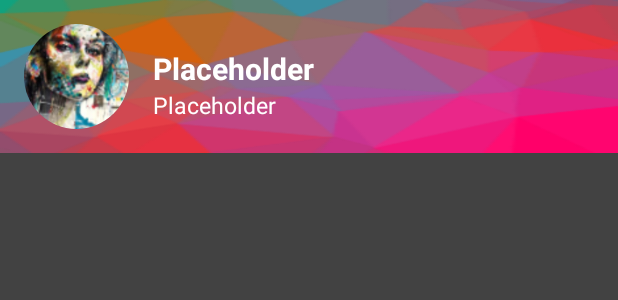
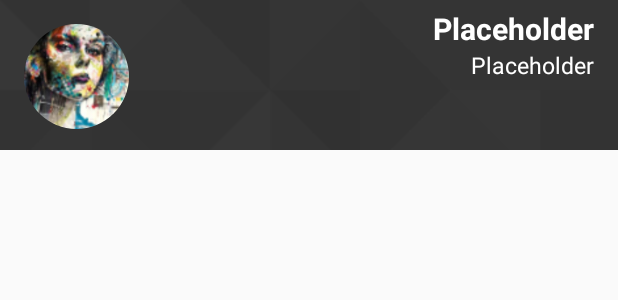
Before and after one commit to Oyzuu/Beat_Share, an Android app: the layout drawer_header.xml on its own in the app's theme, with its tools: preview values and no code run, on a phone screen of 412 x 824 dp. Shown: the top 300 px of the screen. Run offline under Robolectric (Android 15) with nearby library versions, the phone set to English and light mode, and no system bars.

Commit message:
Drawer, bugfix fragment on phone

```diff
--- a/app/src/main/java/be/omnuzel/beatshare/controller/fragments/LogInFragment.java
+++ b/app/src/main/java/be/omnuzel/beatshare/controller/fragments/LogInFragment.java
@@ -42,10 +42,4 @@ public class LogInFragment extends Fragment {
     public View onCreateView(LayoutInflater inflater, ViewGroup container, Bundle savedInstanceState) {
         return inflater.inflate(R.layout.frag_login, container, false);
     }
-
-    @Override
-    public void onPause() {
-        super.onPause();
-        callback.flushLogInForm();
-    }
 }
--- a/app/src/main/java/be/omnuzel/beatshare/controller/fragments/SignUpFragment.java
+++ b/app/src/main/java/be/omnuzel/beatshare/controller/fragments/SignUpFragment.java
@@ -39,10 +39,4 @@ SignUpFragment extends Fragment {
     public View onCreateView(LayoutInflater inflater, ViewGroup container, Bundle savedInstanceState) {
         return inflater.inflate(R.layout.frag_signup, container, false);
     }
-
-    @Override
-    public void onPause() {
-        super.onPause();
-        callback.flushSignUpForm();
-    }
 }
--- a/app/src/main/res/layout/activity_main.xml
+++ b/app/src/main/res/layout/activity_main.xml
@@ -9,6 +9,7 @@
     android:paddingLeft="@dimen/activity_horizontal_margin"
     android:paddingRight="@dimen/activity_horizontal_margin"
     android:paddingTop="@dimen/activity_vertical_margin"
-    tools:context=".controller.activities.MainActivity">
+    tools:context=".controller.activities.MainActivity"
+    android:background="@drawable/appbg">
 
 </RelativeLayout>
--- a/app/src/main/res/layout/drawer_header.xml
+++ b/app/src/main/res/layout/drawer_header.xml
@@ -1,41 +1,50 @@
 <?xml version="1.0" encoding="utf-8"?>
-<LinearLayout
-xmlns:android="http://schemas.android.com/apk/res/android"
+<LinearLayout xmlns:android="http://schemas.android.com/apk/res/android"
     android:layout_width="match_parent"
-    android:layout_height="102dp"
-    android:background="@drawable/header_bg"
+    android:layout_height="100dp"
+    xmlns:app="http://schemas.android.com/apk/res-auto"
     android:layout_alignParentStart="true"
-    android:layout_alignParentBottom="true">
+    android:layout_alignParentBottom="true"
+    android:background="@drawable/appbg">
 
     <de.hdodenhof.circleimageview.CircleImageView
         android:layout_width="70dp"
         android:layout_height="70dp"
         android:layout_margin="16dp"
         android:src="@drawable/portrait_small"
-        android:background="@android:color/transparent"/>
+        android:background="@android:color/transparent"
+        app:border_color="@color/white"/>
     <LinearLayout
-        android:layout_width="wrap_content"
-        android:layout_height="wrap_content"
+
+        android:layout_width="match_parent"
+        android:layout_height="match_parent"
         android:orientation="vertical"
         android:background="@android:color/transparent">
 
         <TextView
-            android:layout_width="wrap_content"
+            android:layout_width="match_parent"
             android:layout_height="wrap_content"
+            android:gravity="end"
             android:id="@+id/header_name"
-            android:layout_marginTop="32dp"
+            android:layout_marginStart="16dp"
+            android:layout_marginEnd="16dp"
+            android:layout_marginTop="5dp"
             android:text="@string/placeholder"
             android:textColor="@color/white"
             android:textSize="20sp"
             android:textStyle="bold"
             android:background="@android:color/transparent"/>
         <TextView
-            android:layout_width="wrap_content"
+            android:layout_width="match_parent"
             android:layout_height="wrap_content"
+            android:gravity="end"
             android:id="@+id/header_mail"
+            android:layout_marginStart="16dp"
+            android:layout_marginEnd="16dp"
             android:text="@string/placeholder"
             android:textColor="@color/white"
             android:textSize="15sp"
             android:background="@android:color/transparent" />
     </LinearLayout>
+
 </LinearLayout>
--- a/app/src/main/res/layout/frag_login.xml
+++ b/app/src/main/res/layout/frag_login.xml
@@ -11,12 +11,6 @@
         android:orientation="vertical"
         android:layout_gravity="center"
         android:paddingTop="100dp">
-        <TextView
-            android:layout_width="match_parent"
-            android:layout_height="wrap_content"
-            android:id="@+id/login_error_text"
-            android:background="@color/sad_red"
-            android:visibility="invisible"/>
 
         <android.support.design.widget.TextInputLayout
             android:layout_width="match_parent"
--- a/app/src/main/res/values/styles.xml
+++ b/app/src/main/res/values/styles.xml
@@ -7,7 +7,7 @@
         <item name="colorPrimaryDark">@color/colorPrimaryDark</item>
         <item name="colorAccent">@color/colorAccent</item>
         <item name="android:textColor">@color/off_white</item>
-        <item name="android:background">@color/colorPrimary</item>
+        <!--<item name="android:background">@color/colorPrimary</item>-->
     </style>
 
     <style name="AppTheme.NoActionBar">
```
Also changed, not shown: app/src/main/java/be/omnuzel/beatshare/controller/activities/MainActivity.java (+30 -18 lines), app/src/main/java/be/omnuzel/beatshare/controller/activities/SequencerActivity.java (+42 -0 lines), app/src/main/res/layout/activity_sequencer.xml (+5 -2 lines), app/src/main/res/menu/activity_test_drawer_drawer.xml (deleted, +0 -36 lines), app/src/main/res/menu/test_drawer.xml (deleted, +0 -9 lines), app/src/main/res/values/strings.xml (+19 -19 lines), app/src/main/res/drawable/header_bg.png.
